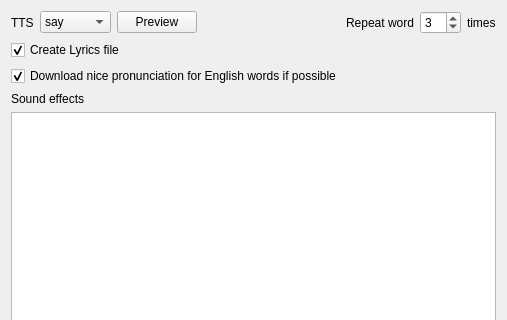
Old version of the form design/mp3dialog.ui in the repository kokimame/joytan; both pictures show x 0 to 507 and y 0 to 320 of the 507 by 653 pixel window.
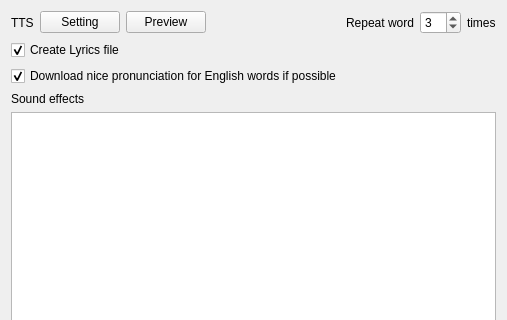
New version of the form.

Commit message: Upgrade preferences UI for chosing TTS

The edit to the form file:
```diff
--- a/design/mp3dialog.ui
+++ b/design/mp3dialog.ui
@@ -28,17 +28,10 @@
           </widget>
          </item>
          <item>
-          <widget class="QComboBox" name="ttsCombo">
-           <item>
+          <widget class="QPushButton" name="settingBtn">
             <property name="text">
-             <string>say</string>
-            </property>
-           </item>
-           <item>
-            <property name="text">
-             <string>espeak</string>
-            </property>
-           </item>
+            <string>Setting</string>
+           </property>
           </widget>
          </item>
          <item>
```
Lines whose indentation alone changed are shown as unchanged. The commit also changes 7 other files.
